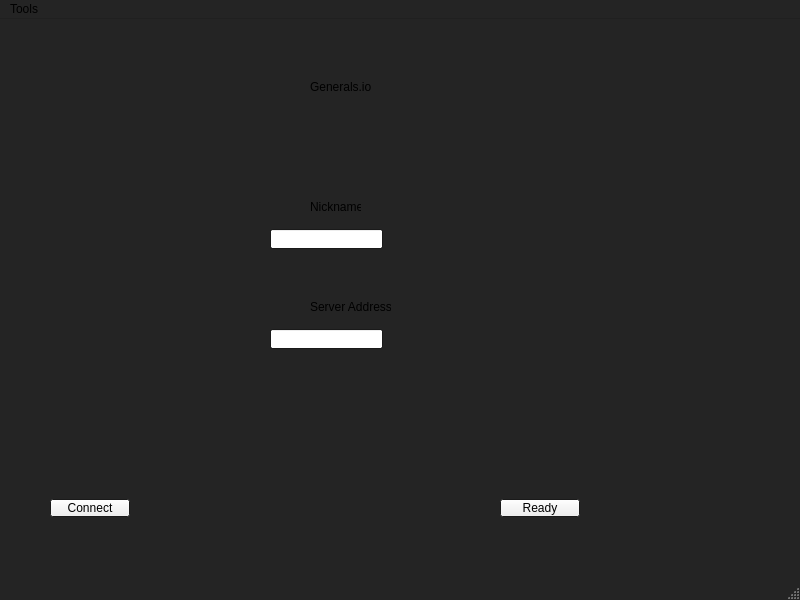
wzsCrossing/Generals-io, file src/window/mainwindow.ui: the form before one commit.
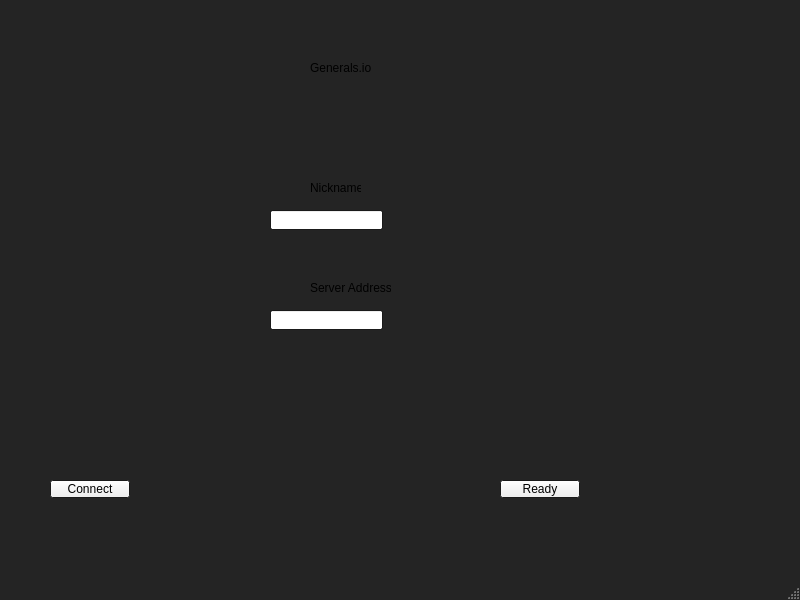
The form after the commit.

Diff of the .ui file:
```diff
--- a/src/window/mainwindow.ui
+++ b/src/window/mainwindow.ui
@@ -168,12 +168,6 @@
      <height>17</height>
     </rect>
    </property>
-   <widget class="QMenu" name="Tool">
-    <property name="title">
-     <string>Tools</string>
-    </property>
-   </widget>
-   <addaction name="Tool"/>
   </widget>
  </widget>
  <resources/>
```
